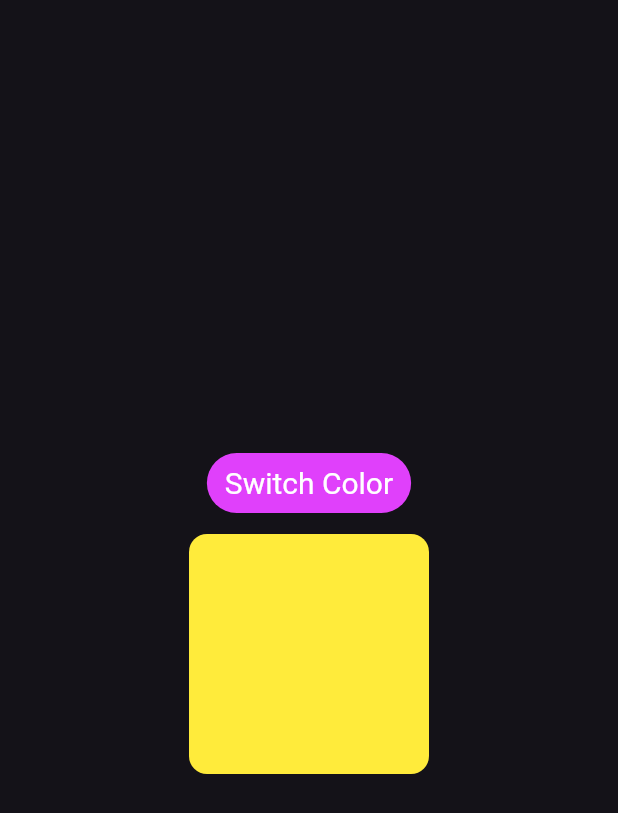
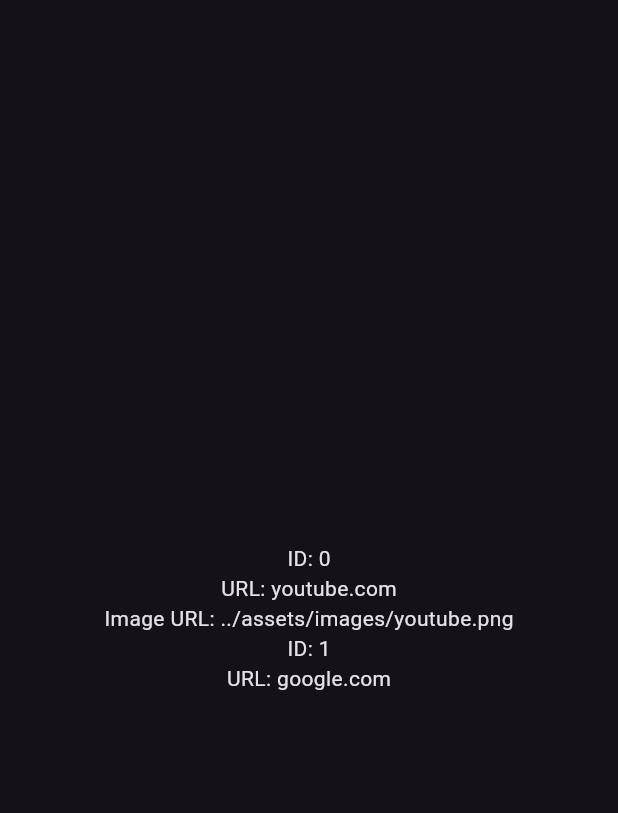
Before and after one commit to CodingArctic/iste252_project_3, a Flutter app: the HistoryPage screen opened directly, on a phone screen of 412 x 824 dp. Shown: the top 813 px of the screen. Run offline on Flutter 3.47's test engine with Material 3 defaults, Android fonts, the phone set to English and light mode, and no system bars; missing offline and left inert: flutter_barcode_scanner.

Commit message:
list_of_qrcode

```diff
--- a/lib/history_page.dart
+++ b/lib/history_page.dart
@@ -1,4 +1,5 @@
 import 'package:flutter/material.dart';
+import 'package:iste252_project_3/qrcode.dart';
 
 class HistoryPage extends StatefulWidget {
   const HistoryPage({super.key, required this.title});
@@ -9,44 +10,37 @@
 }
 
 class _HistoryPageState extends State<HistoryPage> {
-  Color color = Colors.yellow;
+  List<Qrcode> qrcodes = [
+    Qrcode(id: 0, url: 'youtube.com', imgUrl: 'youtube'),
+    Qrcode(id: 1, url: 'google.com', imgUrl: 'google'),
+    Qrcode(id: 2, url: 'facebook.com', imgUrl: 'facebook'),
+    Qrcode(id: 3, url: 'twitter.com', imgUrl: 'twitter'),
+
+  ];
+
+
 
   @override
   Widget build(BuildContext context) {
     return Scaffold(
       body: Center(
-        child: Column(
-          mainAxisAlignment: MainAxisAlignment.center,
-          children: <Widget>[
-            TextButton(
-              style: TextButton.styleFrom(
-                foregroundColor: Colors.white,
-                backgroundColor: Colors.purpleAccent,
-                textStyle: const TextStyle(fontSize: 20),
-              ),
-              onPressed: () {
-                setState(() {
-                  if (color == Colors.green) {
-                    color = Colors.yellow;
-                  } else {
-                    color = Colors.green;
-                  }
-                });
-              },
-              child: const Text('Switch Color'),
-            ),
-            Container(
-              height: 160,
-              width: 160,
-              decoration: BoxDecoration(
-                color: color,
-                borderRadius: BorderRadius.circular(12),
-              ),
-              margin: const EdgeInsets.all(10),
-            )
-          ],
+      child: Expanded(
+        child: SizedBox(
+          height: 100,  // Define a height for the Container
+          child: ListView(
+            children: qrcodes.map((qrcode) {
+              return Column(
+                children: [
+                  Text('ID: ${qrcode.id}'),
+                  Text('URL: ${qrcode.url}'),
+                  Text('Image URL: ${qrcode.imgUrl}'),
+                ],
+              );
+            }).toList(),
+          ),
         ),
       ),
+    ),
     );
   }
 }
--- a/lib/qrcode.dart
+++ b/lib/qrcode.dart
@@ -6,8 +6,8 @@
   String imgUrlRoot = "../assets/images/";
   String imgUrl = "";
 
-  Qrcode({required this.id, required this.url}){
-    imgUrl = "$imgUrlRoot$url.png";
+  Qrcode({required this.id, required this.url, required this.imgUrl}){
+    imgUrl = "$imgUrlRoot$imgUrl.png";
   }
   String getImgUrl(){
     return imgUrl;
@@ -15,4 +15,7 @@
   int getId(){
     return id;
   }
+  String getUrl(){
+    return url;
+  }
 }
```
